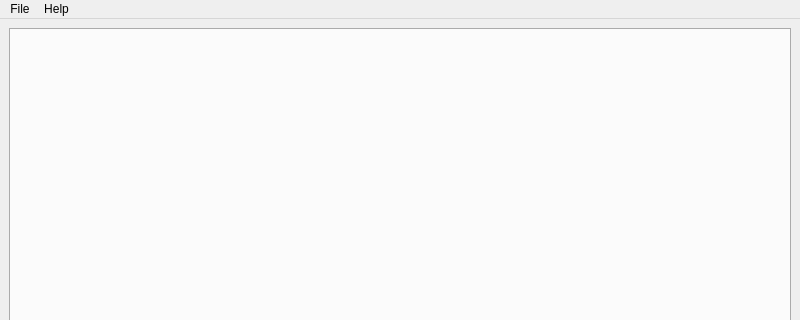
Before: the Qt Designer form src/gui/MainWindow.ui in danilovsergei/keepassx-gdrive, drawn with Qt 5; both pictures show x 0 to 800 and y 0 to 320 of the 800 by 600 pixel window.
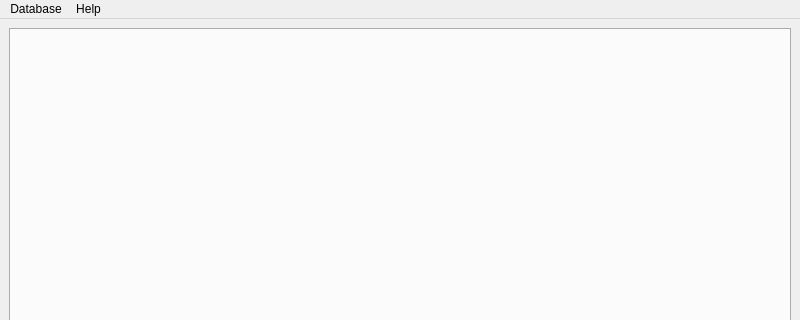
After: the same form once the commit is applied.

Commit message: New actions: new, save and close database.

```diff
--- a/src/gui/MainWindow.ui
+++ b/src/gui/MainWindow.ui
@@ -41,7 +41,7 @@
    </property>
    <widget class="QMenu" name="menuFile">
     <property name="title">
-     <string>File</string>
+     <string>Database</string>
     </property>
     <addaction name="actionOpenDatabase"/>
     <addaction name="separator"/>
```
Left out of the diff: 28 changed lines with no effect on the pictures. The commit also changes 4 other files.
